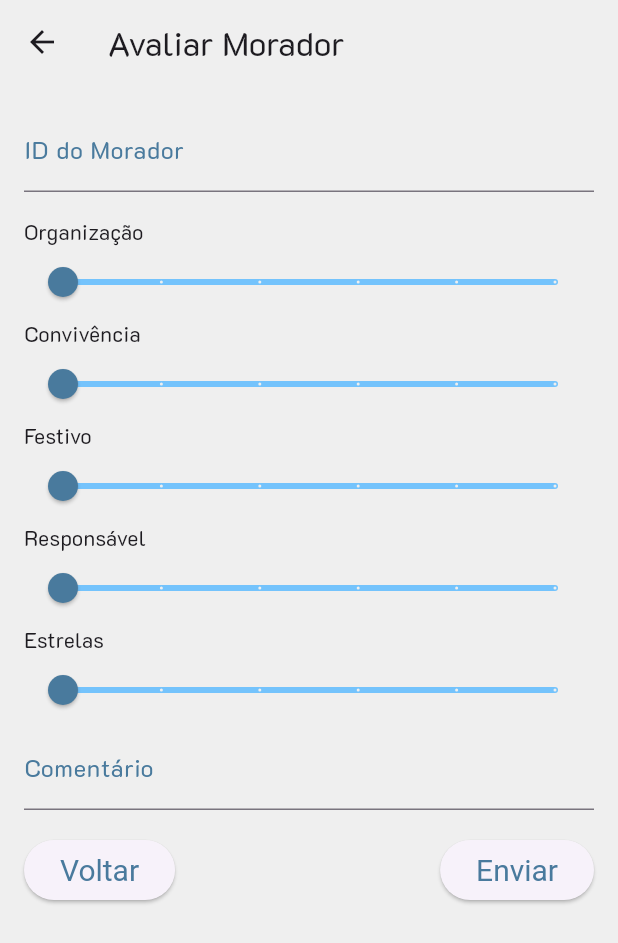
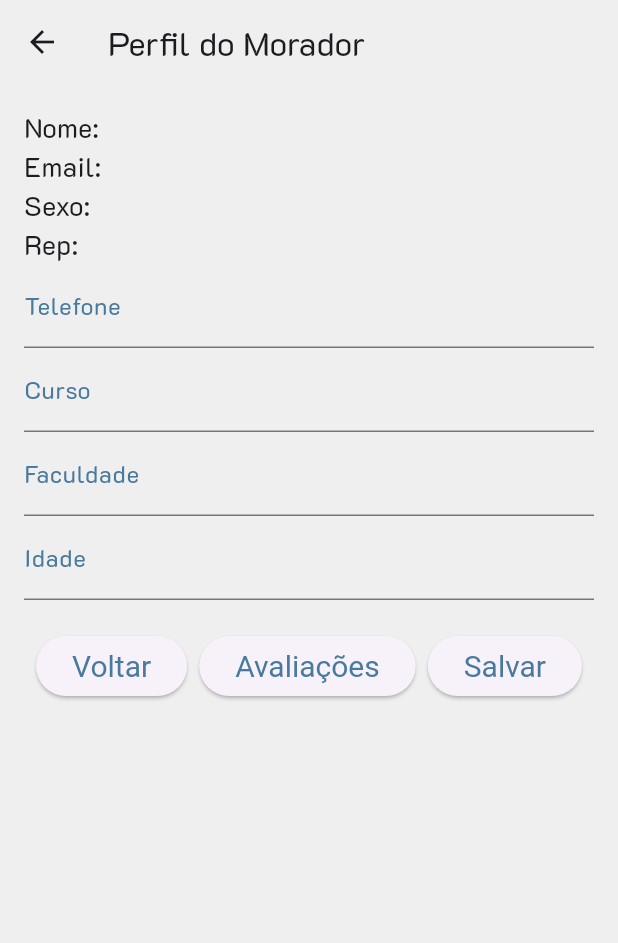
Before and after one commit to pedroaugustosgs/Rate.io, a Flutter app: the screen it shows after launch, after a tap on "Teste", on a phone screen of 412 x 824 dp. Shown: the top 943 px of the screen. Run offline on Flutter 3.47's test engine with Material 3 defaults, Android fonts, the phone set to English and light mode, and no system bars; our stand-ins replace cloud_firestore, firebase_auth, firebase_core, flutter_masked_text2, google_fonts; missing offline and left inert: dart:ffi; accounts and stored records are empty.

Commit message:
perfilMorador
Perfil morador front - incompleto

```diff
--- a/rate_io/lib/loginScream.dart
+++ b/rate_io/lib/loginScream.dart
@@ -1,6 +1,11 @@
 import 'package:flutter/material.dart';
 import 'package:firebase_auth/firebase_auth.dart';
+import 'package:rate_io/classes/morador.dart';
+import 'package:rate_io/classes/sexo.dart';
 import 'routes.dart'; // Importa o arquivo de rotas
+
+import 'models/moradorModel.dart';
+
 
 class LoginPage extends StatefulWidget {
   @override
@@ -121,7 +126,8 @@ class _LoginPageState extends State<LoginPage> {
             Spacer(),
             ElevatedButton(
               onPressed: () {
-                Navigator.of(context).pushNamed(Routes.avaliaMoradorScreen);
+                MoradorModel moradorModel = MoradorModel();
+                Navigator.of(context).pushNamed(Routes.perfilMorador, arguments: moradorModel.read('Ms1z0dmYVpbYPWOupKtOmXEWLD03'));
               },
               child: Text('Teste'),
             ), // Botão de teste
--- a/rate_io/lib/perfilMoradorScreen.dart
+++ b/rate_io/lib/perfilMoradorScreen.dart
@@ -0,0 +1,106 @@
+import 'package:flutter/material.dart';
+import 'classes/morador.dart';
+
+class PerfilMorador extends StatefulWidget {
+
+
+  PerfilMorador();
+
+  @override
+  _PerfilMoradorState createState() => _PerfilMoradorState();
+}
+
+class _PerfilMoradorState extends State<PerfilMorador> {
+  late TextEditingController _telefoneController;
+  late TextEditingController _cursoController;
+  late TextEditingController _faculdadeController;
+  late TextEditingController _idadeController;
+
+  @override
+  void initState() {
+    super.initState();
+    _telefoneController = TextEditingController();
+    _cursoController = TextEditingController();
+    _faculdadeController = TextEditingController();
+    _idadeController = TextEditingController();
+  }
+
+  @override
+  void dispose() {
+    _telefoneController.dispose();
+    _cursoController.dispose();
+    _faculdadeController.dispose();
+    _idadeController.dispose();
+    super.dispose();
+  }
+
+  void _salvarAlteracoes() {
+    // Modelo de função para salvar os valores alterados
+    // Aqui você pode adicionar a lógica para salvar os dados no banco
+  }
+
+  void _preencherCamposComBanco() {
+    // Modelo de função para preencher os campos com dados do banco
+    // Aqui você pode adicionar a lógica para buscar os dados do banco e preencher os campos
+  }
+
+  @override
+  Widget build(BuildContext context) {
+    return Scaffold(
+      appBar: AppBar(
+        title: Text('Perfil do Morador'),
+      ),
+      body: Padding(
+        padding: const EdgeInsets.all(16.0),
+        child: Column(
+          crossAxisAlignment: CrossAxisAlignment.start,
+          children: [
+            Text('Nome: ', style: TextStyle(fontSize: 18)),
+            Text('Email: ', style: TextStyle(fontSize: 18)),
+            Text('Sexo: ', style: TextStyle(fontSize: 18)),
+            Text('Rep: ', style: TextStyle(fontSize: 18)),
+            TextField(
+              controller: _telefoneController,
+              decoration: InputDecoration(labelText: 'Telefone'),
+            ),
+            TextField(
+              controller: _cursoController,
+              decoration: InputDecoration(labelText: 'Curso'),
+            ),
+            TextField(
+              controller: _faculdadeController,
+              decoration: InputDecoration(labelText: 'Faculdade'),
+            ),
+            TextField(
+              controller: _idadeController,
+              decoration: InputDecoration(labelText: 'Idade'),
+              keyboardType: TextInputType.number,
+            ),
+            SizedBox(height: 20),
+            Row(
+              mainAxisAlignment: MainAxisAlignment.spaceEvenly,
+              children: [
+                ElevatedButton(
+                  onPressed: () {
+                    Navigator.pop(context);
+                  },
+                  child: Text('Voltar'),
+                ),
+                ElevatedButton(
+                  onPressed: () {
+                    // Navegar para a tela de avaliações
+                  },
+                  child: Text('Avaliações'),
+                ),
+                ElevatedButton(
+                  onPressed: _salvarAlteracoes,
+                  child: Text('Salvar'),
+                ),
+              ],
+            ),
+          ],
+        ),
+      ),
+    );
+  }
+}
--- a/rate_io/lib/routes.dart
+++ b/rate_io/lib/routes.dart
@@ -5,6 +5,7 @@ import 'repRegisterScream.dart';
 import 'homeScream.dart';
 import 'avaliaRepScream.dart'; // Import the AvaliaRepScreen
 import 'avaliaMoradorScreen.dart'; // Import the AvaliaMoradorScreen
+import 'perfilMoradorScreen.dart'; // Import the PerfilMorador screen
 
 class Routes {
   static const String login = '/';
@@ -13,6 +14,7 @@ class Routes {
   static const String repRegisterScream = '/repRegisterScream';
   static const String avaliaRepScream = '/avaliaRepScream'; // Add a constant for AvaliaRepScreen
   static const String avaliaMoradorScreen = '/avaliaMoradorScreen'; // Add a constant for AvaliaMoradorScreen
+  static const String perfilMorador = '/perfilMorador'; // Add a constant for PerfilMorador
 
   static Route<dynamic> generateRoute(RouteSettings settings) {
     switch (settings.name) {
@@ -28,6 +30,8 @@ class Routes {
         return MaterialPageRoute(builder: (_) => AvaliaRepScreen()); // Add the route for AvaliaRepScreen
       case avaliaMoradorScreen:
         return MaterialPageRoute(builder: (_) => AvaliaMoradorScreen()); // Add the route for AvaliaMoradorScreen
+      case perfilMorador:
+        return MaterialPageRoute(builder: (_) => PerfilMorador()); // Add the route for PerfilMorador
       default:
         return MaterialPageRoute(builder: (_) => LoginPage()); // Tela padrão
     }
```
